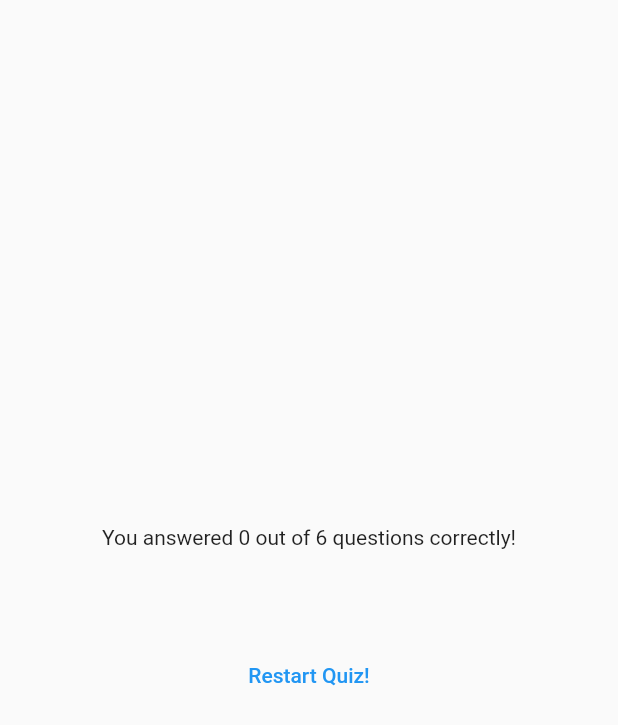
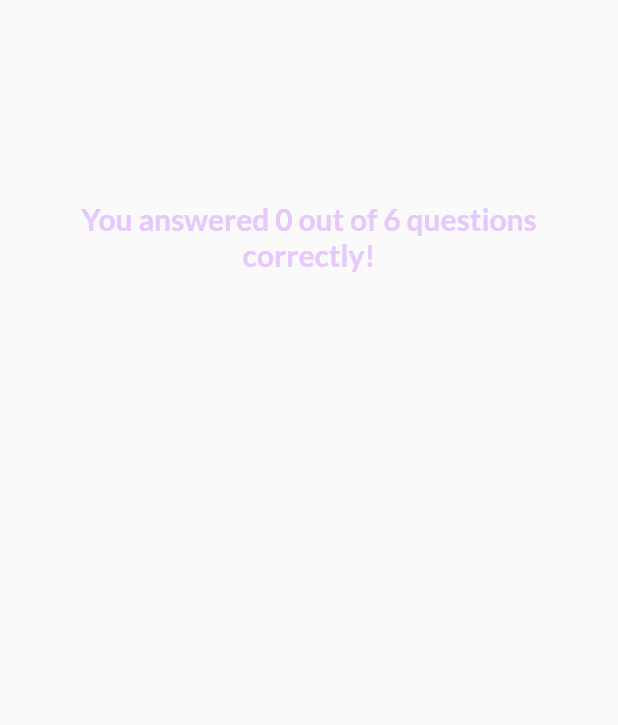
Before and after one commit to yoniet/quiz_app_flutter, a Flutter app: the ResultsScreen widget shown alone on an empty page, opened directly with empty values, on a phone screen of 412 x 824 dp. Shown: the top 725 px of the screen. Run offline on Flutter 3.47's test engine with Material 2 defaults, Android fonts, the phone set to English and light mode, and no system bars; our stand-ins replace google_fonts.

Commit message:
Finished app quiz

```diff
--- /dev/null
+++ b/lib/questions_summary/questions_summary.dart
@@ -0,0 +1,24 @@
+import 'package:flutter/material.dart';
+import 'package:quiz_app/questions_summary/Summary_item.dart';
+
+class QuestionsSummary extends StatelessWidget {
+  const QuestionsSummary({super.key, required this.summaryData});
+
+  final List<Map<String, Object>> summaryData;
+
+  @override
+  Widget build(BuildContext context) {
+    return SizedBox(
+      height: 400,
+      child: SingleChildScrollView(
+        child: Column(
+          children: summaryData.map(
+            (data) {
+              return SummaryItem(data);
+            },
+          ).toList(),
+        ),
+      ),
+    );
+  }
+}
--- a/lib/results_screen.dart
+++ b/lib/results_screen.dart
@@ -1,14 +1,17 @@
-import 'package:flutter/foundation.dart';
+
 import 'package:flutter/material.dart';
+import 'package:google_fonts/google_fonts.dart';
 import 'package:quiz_app/data/questions.dart';
-import 'package:quiz_app/questions_summary.dart';
+import 'package:quiz_app/questions_summary/questions_summary.dart';
 
 class ResultsScreen extends StatelessWidget {
   const ResultsScreen({
     super.key,
     required this.chosenAnswers,
+    required this.onRestart,
   });
 
+  final void Function() onRestart;
   final List<String> chosenAnswers;
 
   List<Map<String, Object>> getSummaryData() {
@@ -24,6 +27,7 @@ class ResultsScreen extends StatelessWidget {
         },
       );
     }
+
 
     return summary;
   }
@@ -45,6 +49,12 @@ class ResultsScreen extends StatelessWidget {
           children: [
             Text(
               'You answered $numCorrectQuestions out of $numTotalQuestoins questions correctly!',
+              style: GoogleFonts.lato(
+                color: const Color.fromARGB(255, 230, 200, 253),
+                fontSize: 20,
+                fontWeight: FontWeight.bold,
+              ),
+              textAlign: TextAlign.center,
             ),
             const SizedBox(
               height: 30,
@@ -53,7 +63,12 @@ class ResultsScreen extends StatelessWidget {
             const SizedBox(
               height: 30,
             ),
-            TextButton(onPressed: () {}, child: const Text('Restart Quiz!'))
+            TextButton.icon(onPressed: onRestart,
+            style: TextButton.styleFrom(
+              foregroundColor: Colors.white,
+
+            ), icon: const Icon(Icons.refresh),
+            label: const Text('Restart Quiz!'),)
           ],
         ),
       ),
```
Also changed, not shown: lib/questions_summary.dart (deleted, +0 -32 lines), lib/questions_summary/Summary_item.dart (added, +55 -0 lines), lib/questions_summary/question_identifier.dart (added, +35 -0 lines), lib/quiz.dart (+11 -1 lines).
